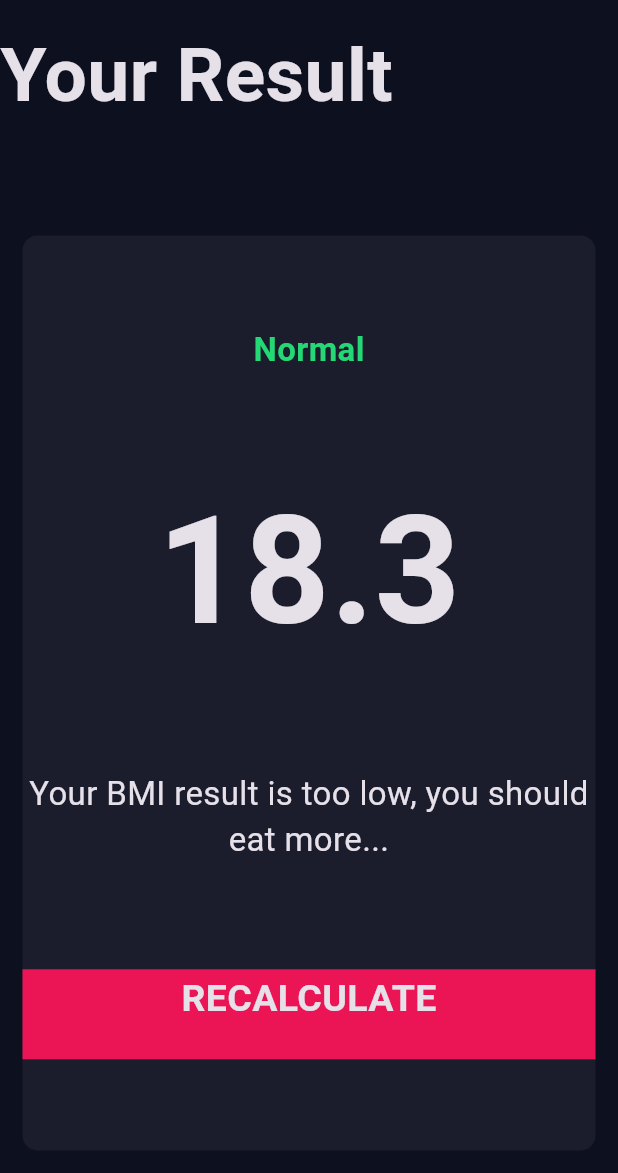
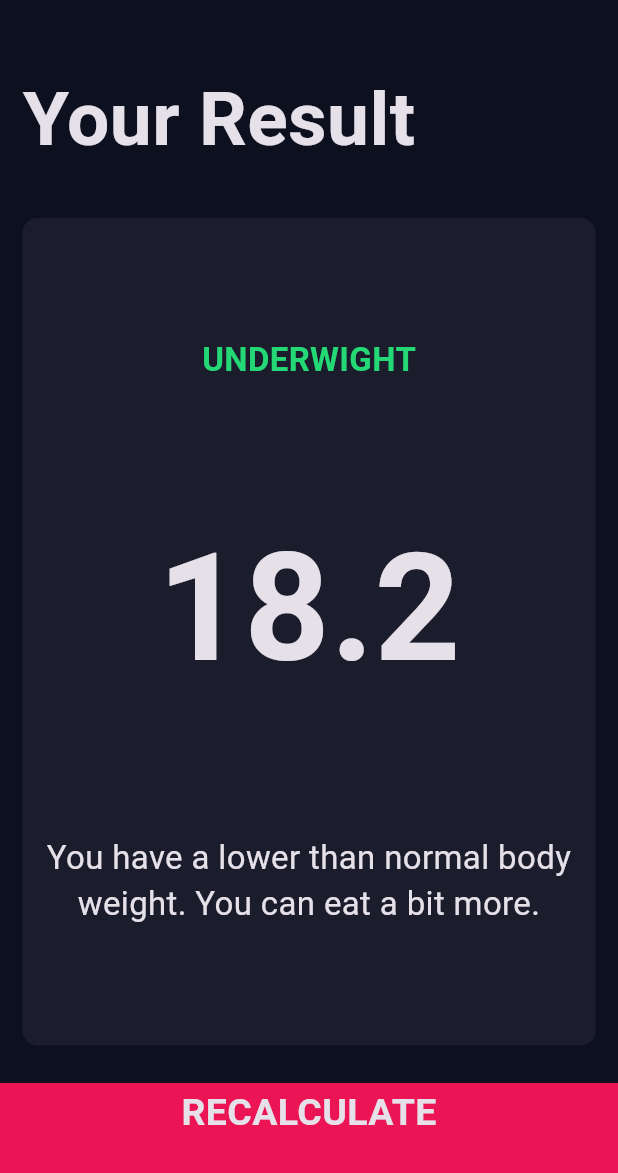
Before and after one commit to jnas86/bmi-calculator-flutter, a Flutter app: the screen it shows after launch, after a tap on "CALCULATE", on a phone screen of 412 x 824 dp, the part 63-1236 px from its top. Run offline on Flutter 3.47's test engine with Material 3 defaults, Android fonts, the phone set to English and light mode, and no system bars; our stand-ins replace font_awesome_flutter.

Commit message:
Final commit - dispplay actual results

```diff
--- a/lib/screens/results.dart
+++ b/lib/screens/results.dart
@@ -6,8 +6,19 @@ import 'package:flutter/material.dart';
 class ResultsPage extends StatelessWidget{
   const ResultsPage({super.key});
 
+  //
+  // final String bmiResult;
+  // final String resultText;
+  // final String interpretation;
+
   @override
   Widget build(BuildContext context){
+
+    final arguments = ModalRoute.of(context)?.settings.arguments as List<String>;
+    final String bmiResult = arguments[0];
+    final String resultText = arguments[1];
+    final String interpretation = arguments[2];
+
     return Scaffold(
       appBar: AppBar(
         title: const Text(
@@ -18,10 +29,16 @@ class ResultsPage extends StatelessWidget{
         mainAxisAlignment: MainAxisAlignment.spaceEvenly,
         crossAxisAlignment: CrossAxisAlignment.stretch,
         children: <Widget>[
-          const Expanded(child:
-            Text(
-              'Your Result',
-              style: kTitleTextStyle,
+          Expanded(
+            child: Center(
+              child: Container(
+                padding: EdgeInsets.all(15.0),
+                alignment: Alignment.bottomLeft,
+                child: Text(
+                  'Your Result',
+                  style: kTitleTextStyle,
+                ),
+              ),
             ),
           ),
           Expanded(
@@ -32,29 +49,29 @@ class ResultsPage extends StatelessWidget{
                 mainAxisAlignment: MainAxisAlignment.spaceEvenly,
                 crossAxisAlignment: CrossAxisAlignment.center,
                 children: <Widget>[
-                  const Text(
-                    'Normal',
+                  Text(
+                    resultText.toUpperCase(),
                     style: kResultTextyle,
                   ),
-                  const Text(
-                    '18.3',
+                  Text(
+                    bmiResult,
                     style: kBMITextStyle,
                   ),
-                  const Text(
+                  Text(
                     textAlign: TextAlign.center,
-                    'Your BMI result is too low, you should eat more...',
+                    interpretation,
                     style: kBodyTextStyle,
                   ),
-                  BottomButton(
-                    onTap: (){
-                      Navigator.pushNamed(context, '/');
-                    },
-                    buttonTitle: 'RECALCULATE'
-                  )
                 ],
               ),
             ),
           ),
+          BottomButton(
+              onTap: (){
+                Navigator.pop(context);
+              },
+              buttonTitle: 'RECALCULATE'
+          )
         ],
       )
     );
```
